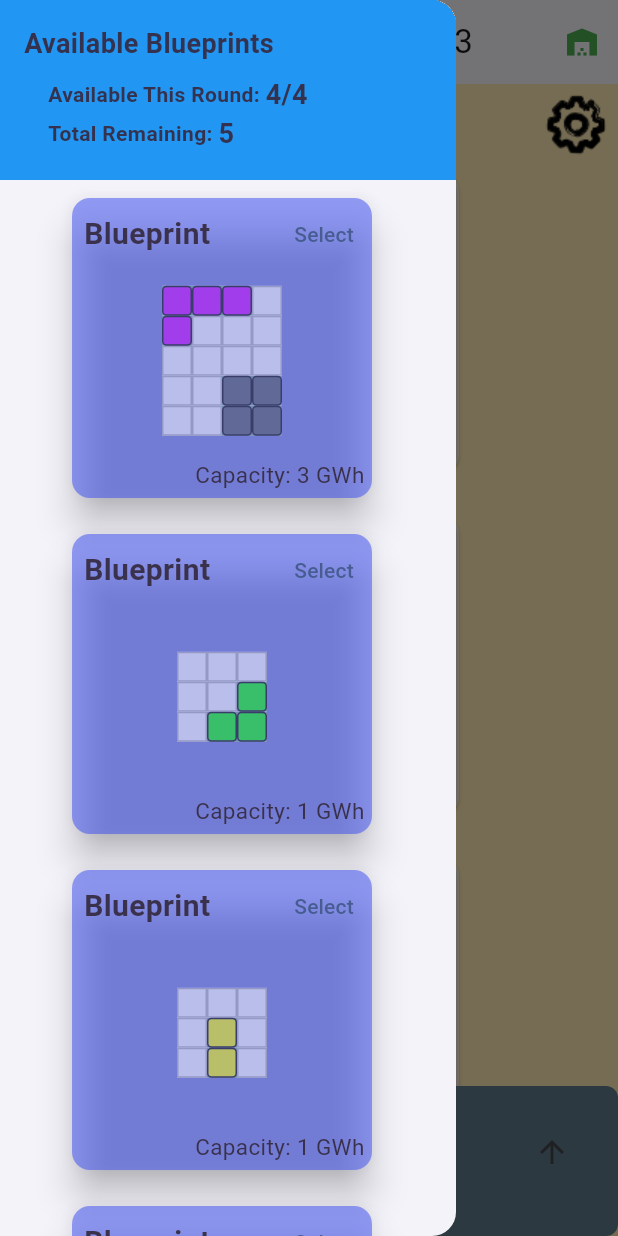
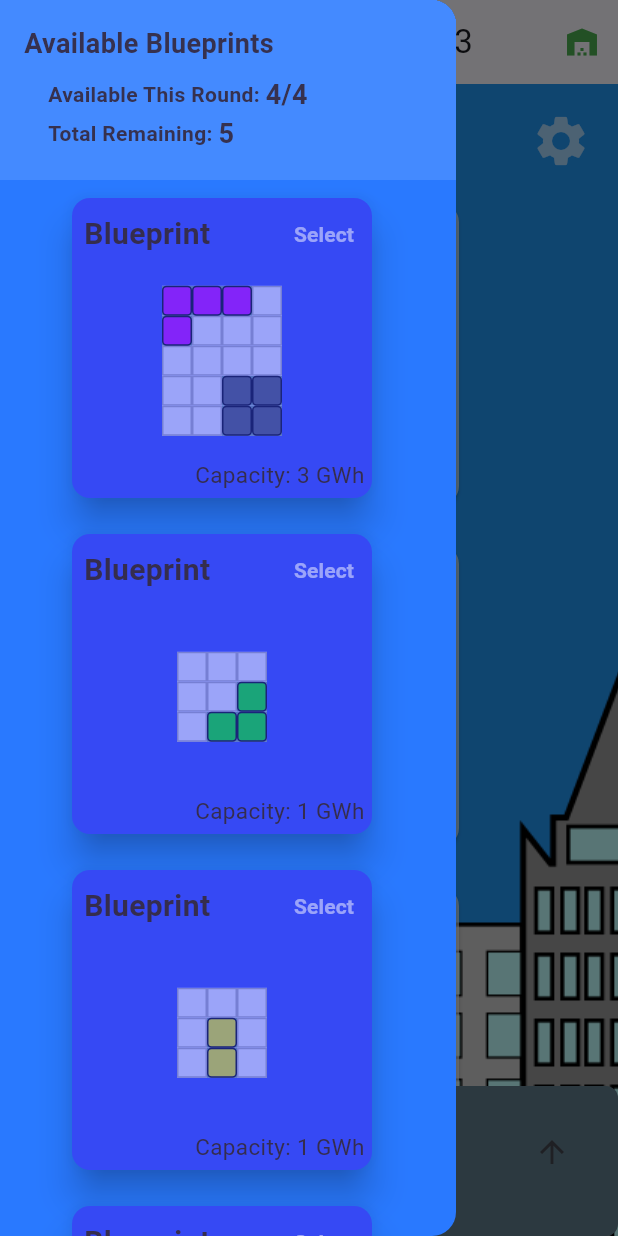
Before and after one commit to agthatch/power_panels, a Flutter app: the PlaySessionScreen screen opened by its route, with the side drawer open, on a phone screen of 412 x 824 dp. Run offline on Flutter 3.47's test engine with Material 3 defaults, Android fonts, the phone set to English and light mode, and no system bars; our stand-ins replace audioplayers, go_router, shared_preferences, shimmer; accounts and stored records are empty.

Commit message:
Add the background images

```diff
--- a/lib/game_internals/rounds/round_manager.dart
+++ b/lib/game_internals/rounds/round_manager.dart
@@ -10,6 +10,7 @@ class RoundManager {
   final List<Round> _rounds = [];
   final BoardState _boardState;
   int _currentRoundNumber = 0;
+  bool _isDay = false;
 
   final StreamController<void> _playerChanges =
       StreamController<void>.broadcast();
@@ -21,6 +22,8 @@ class RoundManager {
   }
 
   get roundDisplayString => _currentRoundNumber + 1;
+
+  bool get isDay => _isDay;
 
   bool currentRoundComplete() {
     Round currentRound = _getCurrentRound();
@@ -46,6 +49,7 @@ class RoundManager {
   }
 
   void handleAction(Action action) {
+    _isDay = !_isDay;
     if (currentRoundCanAcceptActionType(action.actionType)) {
       _getCurrentRound().handleAction(action);
     }
--- a/lib/play_session/assembly/assembly_bay_controlls_widget.dart
+++ b/lib/play_session/assembly/assembly_bay_controlls_widget.dart
@@ -24,11 +24,15 @@ class AssemblyBayControlsWidget extends StatelessWidget {
         ),
         Align(
           alignment: Alignment.centerRight,
-          child: InkResponse(
-            onTap: () => GoRouter.of(context).push('/settings'),
-            child: Image.asset(
-              'assets/images/settings.png',
-              semanticLabel: 'Settings',
+          child: Padding(
+            padding: const EdgeInsets.all(18.0),
+            child: InkResponse(
+              onTap: () => GoRouter.of(context).push('/settings'),
+              child: Icon(
+                Icons.settings,
+                size: 40.0,
+                color: Colors.white60,
+              ),
             ),
           ),
         )
--- a/lib/play_session/blueprint/blueprint_widget.dart
+++ b/lib/play_session/blueprint/blueprint_widget.dart
@@ -21,7 +21,7 @@ class _BlueprintWidgetState extends State<BlueprintWidget> {
 
     return Card(
       elevation: 10.0,
-      color: Color.fromARGB(255, 54, 73, 244).withOpacity(0.5),
+      color: Color.fromARGB(255, 54, 73, 244).withOpacity(1),
       child: SizedBox(
         width: 200,
         height: 200,
@@ -67,7 +67,12 @@ class _BlueprintWidgetState extends State<BlueprintWidget> {
                     boardState.purchaseBlueprint(widget.blueprint);
                   }
                 : null,
-            child: Text('Select'), // Button text
+            child: Text('Select',
+                style: TextStyle(
+                  color: Colors.white.withOpacity(0.5),
+                  fontWeight: FontWeight.bold,
+                  // fontSize: 18,
+                )), // Button text
           ),
         ),
       ),
--- a/lib/play_session/board_widget.dart
+++ b/lib/play_session/board_widget.dart
@@ -4,6 +4,7 @@ import 'package:card/game_internals/card/board_state.dart';
 import 'package:card/play_session/assembly/assembly_bay_controlls_widget.dart';
 import 'package:card/play_session/assembly/assembly_bay_widget.dart';
 import 'package:card/play_session/card/hand_animation.dart';
+import 'package:card/play_session/day_night_background.dart';
 import 'package:flutter/material.dart';
 import 'package:provider/provider.dart';
 
@@ -19,7 +20,14 @@ class _BoardWidgetState extends State<BoardWidget> {
   Widget build(BuildContext context) {
     final boardState = context.watch<BoardState>();
 
-    return Column(
+    return Stack(
+      children: [
+        StreamBuilder(
+            stream: boardState.roundManager.playerChanges,
+            builder: (context, child) {
+              return DayNightBackground(isDay: boardState.roundManager.isDay);
+            }),
+        Column(
           mainAxisAlignment: MainAxisAlignment.center,
           crossAxisAlignment: CrossAxisAlignment.stretch,
           children: [
@@ -37,6 +45,8 @@ class _BoardWidgetState extends State<BoardWidget> {
               upcycleController: boardState.upcycleController,
             ),
           ],
+        ),
+      ],
     );
   }
 }
--- a/lib/play_session/card/play_session_screen.dart
+++ b/lib/play_session/card/play_session_screen.dart
@@ -73,12 +73,13 @@ class _PlaySessionScreenState extends State<PlaySessionScreen> {
           ),
           backgroundColor: palette.backgroundPlaySession,
           drawer: Drawer(
+            backgroundColor: Colors.blueAccent.shade400,
             child: StreamBuilder(
                 stream: _boardState.easyBlueprints.getChangeStream(),
                 builder: (context, child) {
                   return createDrawerInternals(
                       header: createBlueprintHeader(_boardState),
-                      headerColor: Colors.blue,
+                      headerColor: Colors.blueAccent,
                       content: _blueprintWidgets(
                           _boardState.easyBlueprints.getBlueprintsForRound()));
                 }),
@@ -89,11 +90,12 @@ class _PlaySessionScreenState extends State<PlaySessionScreen> {
                   builder: (context, child) {
                     return createDrawerInternals(
                         header: createSolarFarmHeader(_boardState),
-                        headerColor: Colors.green.shade400,
+                        headerColor: Color.fromARGB(255, 220, 175, 0),
                         content: _boardState.solarFarm.getWidgets());
                   })),
           body: Stack(
             children: [
+              // PlaySessionBackGround(),
               // This is the main layout of the play session screen,
               // with a settings button at top, the actual play area
               // in the middle, and a back button at the bottom.
@@ -309,7 +311,7 @@ Widget createSolarFarmHeader(BoardState boardState) {
       const Row(
         children: [
           Text(
-            'Solar Farm',
+            'Battery Warehouse',
             style: TextStyle(
               fontWeight: FontWeight.bold,
               fontSize: 18,
--- /dev/null
+++ b/lib/play_session/day_night_background.dart
@@ -0,0 +1,128 @@
+import 'package:flutter/material.dart';
+
+class DayNightBackground extends StatefulWidget {
+  final bool isDay;
+  final String imageNight = 'assets/images/CityScape-night.png';
+  final String imageDay = 'assets/images/CityScape-day.png';
+  final String sunImage = 'assets/images/sun.png';
+  final String moonImage = 'assets/images/moon.png';
+
+  const DayNightBackground({super.key, required this.isDay});
+
+  @override
+  State<DayNightBackground> createState() => _DayNightBackgroundState();
+}
+
+class _DayNightBackgroundState extends State<DayNightBackground>
+    with SingleTickerProviderStateMixin {
+  late AnimationController _controller;
+  late Animation<Color?> _backgroundColorAnimation;
+  late Animation<double> _animationValue;
+
+  @override
+  void initState() {
+    super.initState();
+    _controller = AnimationController(
+      vsync: this,
+      duration: const Duration(seconds: 1),
+    );
+
+    _backgroundColorAnimation = ColorTween(
+      begin: Colors.black,
+      end: Colors.blue,
+    ).animate(_controller);
+
+    _animationValue = Tween<double>(
+      begin: 0.0,
+      end: 1.0,
+    ).animate(_controller);
+
+    // Start animation when isDay changes
+    if (widget.isDay) {
+      _controller.reverse();
+    } else {
+      _controller.forward();
+    }
+  }
+
+  @override
+  void didUpdateWidget(covariant DayNightBackground oldWidget) {
+    super.didUpdateWidget(oldWidget);
+    if (oldWidget.isDay != widget.isDay) {
+      if (widget.isDay) {
+        _controller.reverse();
+      } else {
+        _controller.forward();
+      }
+    }
+  }
+
+  @override
+  void dispose() {
+    _controller.dispose();
+    super.dispose();
+  }
+
+  @override
+  Widget build(BuildContext context) {
+    double screenHeight = MediaQuery.of(context).size.height;
+
+    return AnimatedBuilder(
+      animation: _controller,
+      builder: (context, child) {
+        return Container(
+          color: _backgroundColorAnimation.value,
+          child: Stack(
+            alignment: Alignment.bottomCenter,
+            children: [
+              // Sun animation
+              Positioned(
+                top: 50 + screenHeight - (_animationValue.value) * screenHeight,
+                left: 50,
+                child: Image.asset(
+                  widget.sunImage,
+                  width: 100,
+                  height: 100,
+                ),
+              ),
+              // Moon animation
+              Positioned(
+                top: 50 + (_animationValue.value) * screenHeight,
+                right: 50,
+                child: Image.asset(
+                  widget.moonImage,
+                  width: 100,
+                  height: 100,
+                ),
+              ),
+              // Image for day/night
+              Positioned(
+                bottom: 0,
+                child: Image.asset(
+                  widget.imageDay,
+                  fit: BoxFit.cover,
+                ),
+              ),
+              Positioned(
+                bottom: 0,
+                child: Opacity(
+                    opacity: 1.0 - _animationValue.value,
+                    child: Container(
+                      alignment: Alignment.center,
+                      decoration: BoxDecoration(
+                        image: DecorationImage(
+                          image: AssetImage(widget.imageNight),
+                          fit: BoxFit
+                              .cover, // Enlarge the image to cover the entire container
+                        ),
+                      ),
+                    )),
+              ),
+              // Other widgets can go here
+            ],
+          ),
+        );
+      },
+    );
+  }
+}
```
Also changed, not shown: assets/images/CityScape-black.png (added), assets/images/CityScape-day.png (added), assets/images/CityScape-night.png (added), assets/images/moon.png (added), assets/images/sun.png (added). Lines whose indentation alone changed are shown as unchanged.
